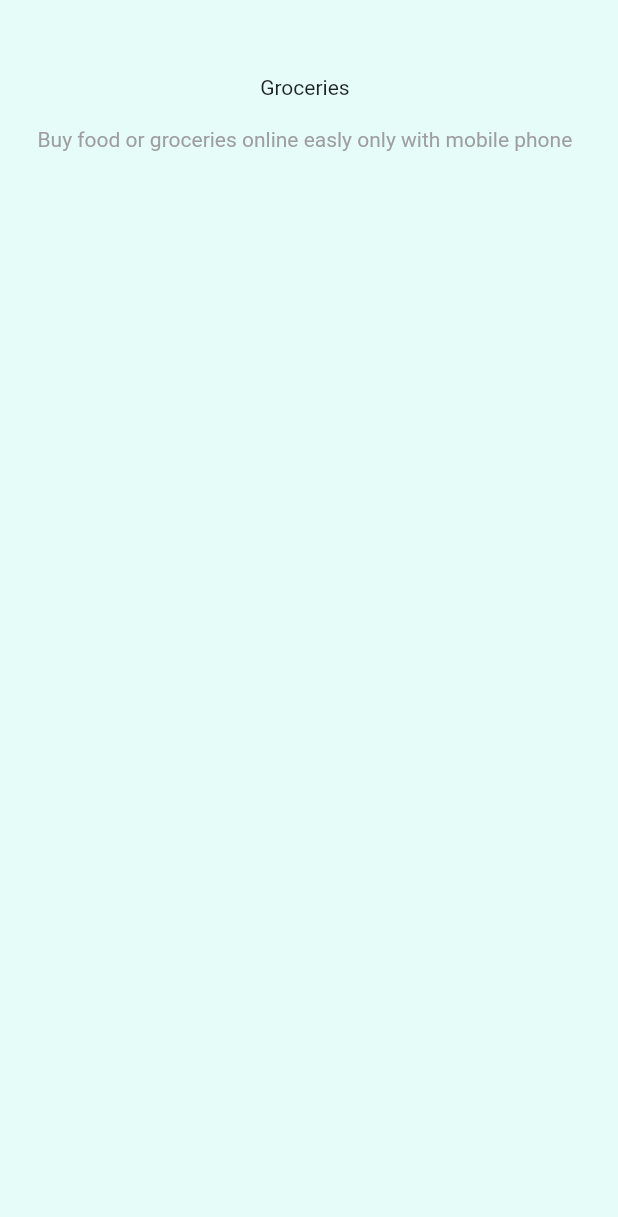
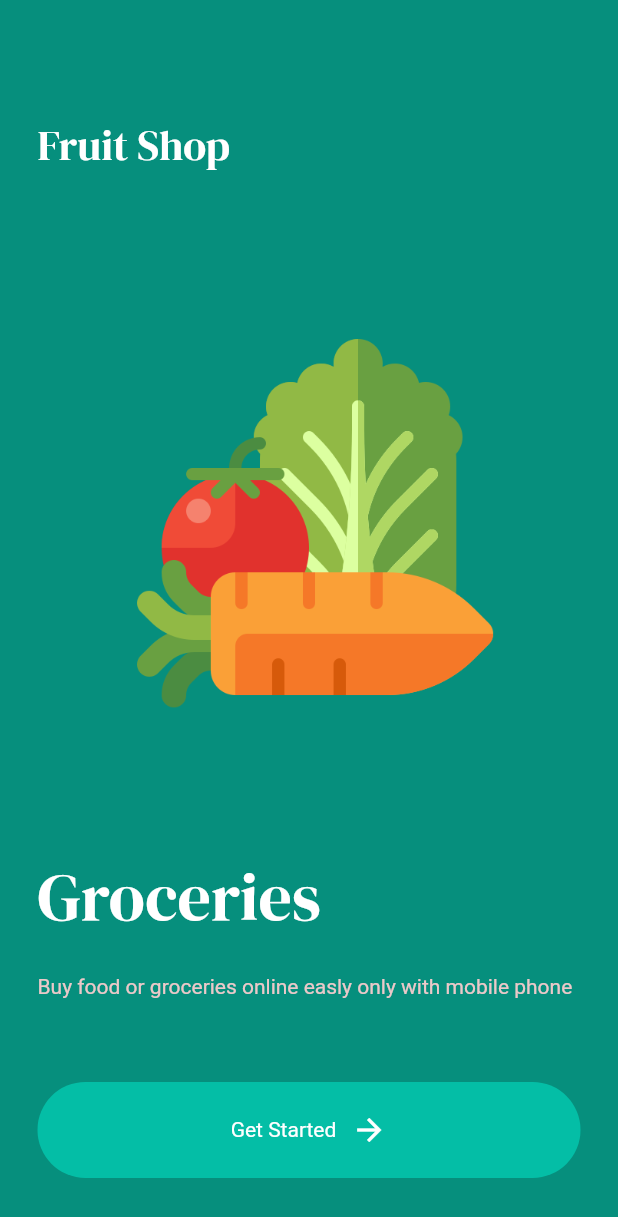
Before and after one commit to Semiteagain/groceries, a Flutter app: the screen it shows after launch, on a phone screen of 412 x 824 dp. Shown: the top 1217 px of the screen. Run offline on Flutter 3.47's test engine with Material 2 defaults, Android fonts, the phone set to English and light mode, and no system bars; our stand-ins replace google_fonts.

Commit message:
adding icons

```diff
--- /dev/null
+++ b/lib/components/button.dart
@@ -0,0 +1,38 @@
+import 'package:flutter/material.dart';
+
+class MyButton extends StatelessWidget {
+  final String text;
+  final void Function()? onTap;
+  const MyButton({super.key, required this.text, required this.onTap});
+
+  @override
+  Widget build(BuildContext context) {
+    return GestureDetector(
+      onTap: onTap,
+      child: Container(
+        decoration: BoxDecoration(
+            color: const Color.fromARGB(255, 4, 190, 166),
+            borderRadius: BorderRadius.circular(40)),
+        padding: const EdgeInsets.all(20),
+        child: Row(
+          mainAxisAlignment: MainAxisAlignment.center,
+          children: [
+            Text(
+              text,
+              style: const TextStyle(
+                color: Colors.white,
+              ),
+            ),
+            const SizedBox(
+              width: 10,
+            ),
+            const Icon(
+              Icons.arrow_forward,
+              color: Colors.white,
+            )
+          ],
+        ),
+      ),
+    );
+  }
+}
--- a/lib/constants/intro_page_constant.dart
+++ b/lib/constants/intro_page_constant.dart
@@ -1,6 +1,10 @@
 import 'package:flutter/material.dart';
 
 class IntroConstants {
-  static const Color backgroundColor = Color.fromARGB(255, 229, 252, 249);
+  static const Color backgroundColor = Color.fromARGB(255, 6, 143, 125);
+  static const String introShop = "Fruit Shop";
   static const String introTitle = "Groceries";
+  static const String introSubtitle =
+      "Buy food or groceries online easly only with mobile phone";
+  static const String introImage = 'lib/images/vegetable.png';
 }
--- a/lib/main.dart
+++ b/lib/main.dart
@@ -1,5 +1,6 @@
 import 'package:flutter/material.dart';
 import 'package:groceries/pages/intro_page.dart';
+import 'package:groceries/pages/menu_page.dart';
 
 void main() {
   runApp(const MyApp());
@@ -11,9 +12,13 @@ class MyApp extends StatelessWidget {
   // This widget is the root of your application.
   @override
   Widget build(BuildContext context) {
-    return const MaterialApp(
+    return MaterialApp(
       debugShowCheckedModeBanner: false,
-      home: IntroPage(),
+      home: const IntroPage(),
+      routes: {
+        '/intropage': (context) => const IntroPage(),
+        '/menupage': (context) => const MenuPage(),
+      },
     );
   }
 }
--- a/lib/pages/intro_page.dart
+++ b/lib/pages/intro_page.dart
@@ -1,5 +1,6 @@
 import 'package:flutter/material.dart';
 import 'package:google_fonts/google_fonts.dart';
+import 'package:groceries/components/button.dart';
 import 'package:groceries/constants/intro_page_constant.dart';
 
 class IntroPage extends StatelessWidget {
@@ -7,33 +8,67 @@ class IntroPage extends StatelessWidget {
 
   @override
   Widget build(BuildContext context) {
-    return const Scaffold(
+    return Scaffold(
       backgroundColor: (IntroConstants.backgroundColor),
       body: Padding(
-        padding: EdgeInsets.all(25.0),
-        child: Column(children: [
-          SizedBox(
+        padding: const EdgeInsets.all(25.0),
+        child: Column(
+          crossAxisAlignment: CrossAxisAlignment.start,
+          mainAxisAlignment: MainAxisAlignment.spaceEvenly,
+          children: [
+            const SizedBox(
               height: 25,
             ),
+
+            Text(
+              IntroConstants.introShop,
+              style: GoogleFonts.dmSerifDisplay(
+                fontSize: 28,
+                color: Colors.white,
+              ),
+            ),
+
+            const SizedBox(
+              height: 25,
+            ),
+
+            Padding(
+              padding: const EdgeInsets.all(50.0),
+              child: Image.asset(IntroConstants.introImage),
+            ),
+            const SizedBox(
+              height: 10,
+            ),
+
             Text(
               IntroConstants.introTitle,
+              style: GoogleFonts.dmSerifDisplay(
+                fontSize: 44,
+                color: Colors.white,
               ),
-          SizedBox(
-            height: 10,
             ),
+
             // subtittle
-          Text(
-            "Buy food or groceries online easly only with mobile phone",
+            const Text(
+              IntroConstants.introSubtitle,
               style: TextStyle(
-              color: Colors.grey,
+                color: Color.fromARGB(255, 235, 201, 201),
                 height: 2,
               ),
             ),
 
-          SizedBox(
-            height: ,
-          )
-        ]),
+            const SizedBox(
+              height: 25,
+            ),
+
+            MyButton(
+              text: "Get Started",
+              onTap: () {
+                Navigator.pushNamed(context, "/menupage");
+              },
+            ),
+          ],
+        ),
       ),
     );
   }
--- /dev/null
+++ b/lib/pages/menu_page.dart
@@ -0,0 +1,17 @@
+import 'package:flutter/material.dart';
+
+class MenuPage extends StatefulWidget {
+  const MenuPage({super.key});
+
+  @override
+  State<MenuPage> createState() => _MenuPageState();
+}
+
+class _MenuPageState extends State<MenuPage> {
+  @override
+  Widget build(BuildContext context) {
+    return Scaffold(
+      backgroundColor: Colors.grey[300],
+    );
+  }
+}
```
Lines whose indentation alone changed are shown as unchanged.
